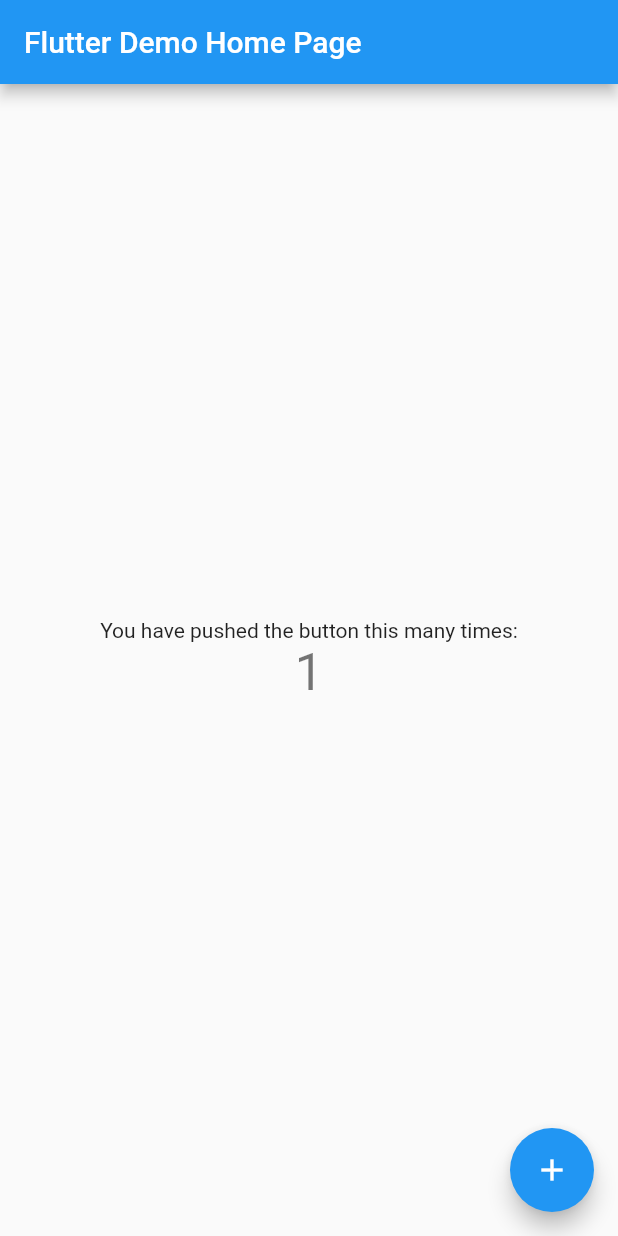
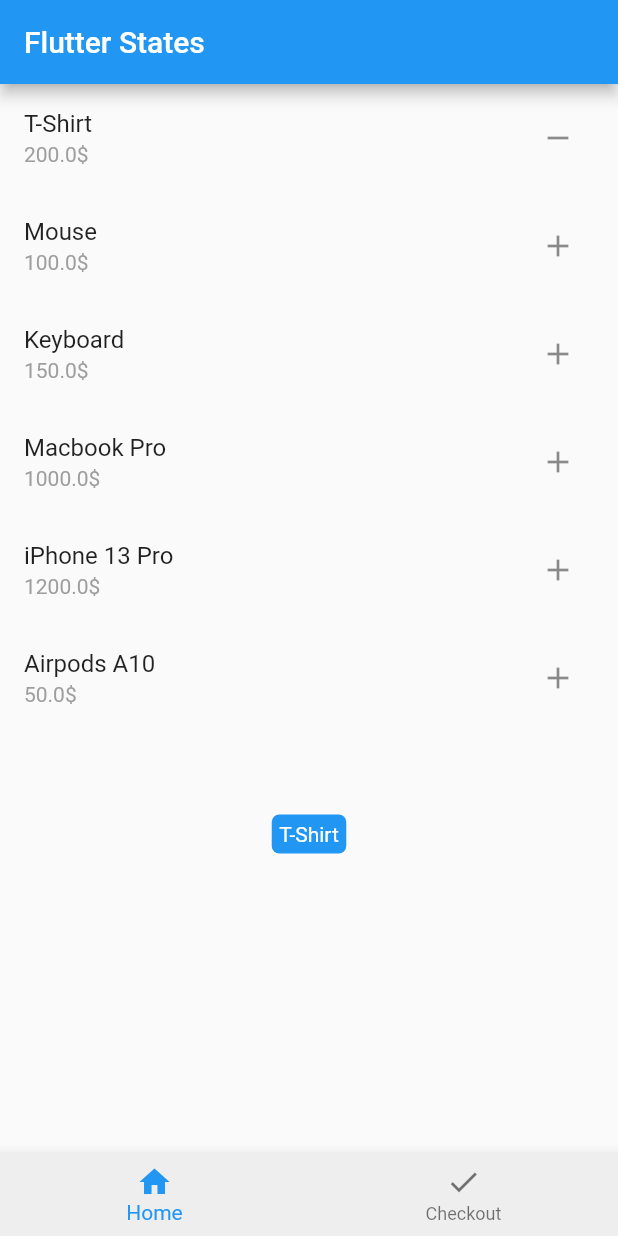
Before and after one commit to csof3cen/flutter-state-management-with-provider, a Flutter app: the screen it shows after launch, after a tap on the "add" icon, on a phone screen of 412 x 824 dp. Run offline on Flutter 3.47's test engine with Material 2 defaults, Android fonts, the light colour scheme and no system bars.

Commit message:
Homescreen basic features

```diff
--- a/lib/main.dart
+++ b/lib/main.dart
@@ -1,115 +1,115 @@
 import 'package:flutter/material.dart';
+import 'package:provider/provider.dart';
+import 'package:state_management_with_provider/models/product_model.dart';
 
 void main() {
-  runApp(const MyApp());
+  runApp(
+    ChangeNotifierProvider<ProductModel>(
+      create: (context) => ProductModel.empty(),
+      child: const App(),
+    ),
+  );
 }
 
-class MyApp extends StatelessWidget {
-  const MyApp({Key? key}) : super(key: key);
+class App extends StatelessWidget {
+  const App({Key? key}) : super(key: key);
 
-  // This widget is the root of your application.
   @override
   Widget build(BuildContext context) {
     return MaterialApp(
-      title: 'Flutter Demo',
-      theme: ThemeData(
-        // This is the theme of your application.
-        //
-        // Try running your application with "flutter run". You'll see the
-        // application has a blue toolbar. Then, without quitting the app, try
-        // changing the primarySwatch below to Colors.green and then invoke
-        // "hot reload" (press "r" in the console where you ran "flutter run",
-        // or simply save your changes to "hot reload" in a Flutter IDE).
-        // Notice that the counter didn't reset back to zero; the application
-        // is not restarted.
-        primarySwatch: Colors.blue,
+      debugShowCheckedModeBanner: false,
+      home: Scaffold(
+        appBar: AppBar(
+          title: const Text("Flutter States"),
+        ),
+        bottomNavigationBar: BottomNavigationBar(
+          backgroundColor: Colors.grey[200],
+          items: const [
+            BottomNavigationBarItem(icon: Icon(Icons.home), label: "Home"),
+            BottomNavigationBarItem(icon: Icon(Icons.check), label: "Checkout"),
+          ],
+        ),
+        body: Column(
+          children: [
+            ListView.builder(
+              shrinkWrap: true,
+              scrollDirection: Axis.vertical,
+              itemCount: ProductModel.availableProducts.length,
+              itemBuilder: ((context, index) {
+                var currentProduct = ProductModel.availableProducts[index];
+                return Consumer(
+                  builder: ((context, ProductModel product, child) {
+                    return ListTile(
+                      title: Text(currentProduct.name),
+                      subtitle: Text(
+                        "${currentProduct.price}\$",
+                        style: const TextStyle(color: Colors.grey),
+                      ),
+                      trailing: IconButton(
+                        onPressed: () {
+                          if (!ProductModel.selectedProducts
+                              .contains(currentProduct)) {
+                            product.selectItem(index);
+                          } else {
+                            product.removeItem(index);
+                          }
+                        },
+                        icon: Icon(
+                          ProductModel.selectedProducts.contains(currentProduct)
+                              ? Icons.remove
+                              : Icons.add,
+                        ),
+                      ),
+                    );
+                  }),
+                );
+              }),
+            ),
+            const SelectedItems(),
+          ],
+        ),
       ),
-      home: const MyHomePage(title: 'Flutter Demo Home Page'),
     );
   }
 }
 
-class MyHomePage extends StatefulWidget {
-  const MyHomePage({Key? key, required this.title}) : super(key: key);
-
-  // This widget is the home page of your application. It is stateful, meaning
-  // that it has a State object (defined below) that contains fields that affect
-  // how it looks.
-
-  // This class is the configuration for the state. It holds the values (in this
-  // case the title) provided by the parent (in this case the App widget) and
-  // used by the build method of the State. Fields in a Widget subclass are
-  // always marked "final".
-
-  final String title;
-
-  @override
-  State<MyHomePage> createState() => _MyHomePageState();
-}
-
-class _MyHomePageState extends State<MyHomePage> {
-  int _counter = 0;
-
-  void _incrementCounter() {
-    setState(() {
-      // This call to setState tells the Flutter framework that something has
-      // changed in this State, which causes it to rerun the build method below
-      // so that the display can reflect the updated values. If we changed
-      // _counter without calling setState(), then the build method would not be
-      // called again, and so nothing would appear to happen.
-      _counter++;
-    });
-  }
+class SelectedItems extends StatelessWidget {
+  const SelectedItems({
+    Key? key,
+  }) : super(key: key);
 
   @override
   Widget build(BuildContext context) {
-    // This method is rerun every time setState is called, for instance as done
-    // by the _incrementCounter method above.
-    //
-    // The Flutter framework has been optimized to make rerunning build methods
-    // fast, so that you can just rebuild anything that needs updating rather
-    // than having to individually change instances of widgets.
-    return Scaffold(
-      appBar: AppBar(
-        // Here we take the value from the MyHomePage object that was created by
-        // the App.build method, and use it to set our appbar title.
-        title: Text(widget.title),
+    return Container(
+      margin: const EdgeInsets.only(top: 50),
+      width: MediaQuery.of(context).size.width - 20,
+      child: Consumer<ProductModel>(
+        builder: (context, value, child) {
+          List<Widget> selectedItems = [];
+          for (var product in ProductModel.selectedProducts) {
+            selectedItems.add(
+              Container(
+                decoration: BoxDecoration(
+                  color: Colors.blue,
+                  borderRadius: BorderRadius.circular(5),
+                ),
+                padding: const EdgeInsets.all(5),
+                margin: const EdgeInsets.all(5),
+                child: Text(
+                  product.name,
+                  style: const TextStyle(color: Colors.white),
+                ),
+              ),
+            );
+          }
+          return Center(
+            child: Wrap(
+              alignment: WrapAlignment.center,
+              children: selectedItems,
+            ),
+          );
+        },
       ),
-      body: Center(
-        // Center is a layout widget. It takes a single child and positions it
-        // in the middle of the parent.
-        child: Column(
-          // Column is also a layout widget. It takes a list of children and
-          // arranges them vertically. By default, it sizes itself to fit its
-          // children horizontally, and tries to be as tall as its parent.
-          //
-          // Invoke "debug painting" (press "p" in the console, choose the
-          // "Toggle Debug Paint" action from the Flutter Inspector in Android
-          // Studio, or the "Toggle Debug Paint" command in Visual Studio Code)
-          // to see the wireframe for each widget.
-          //
-          // Column has various properties to control how it sizes itself and
-          // how it positions its children. Here we use mainAxisAlignment to
-          // center the children vertically; the main axis here is the vertical
-          // axis because Columns are vertical (the cross axis would be
-          // horizontal).
-          mainAxisAlignment: MainAxisAlignment.center,
-          children: <Widget>[
-            const Text(
-              'You have pushed the button this many times:',
-            ),
-            Text(
-              '$_counter',
-              style: Theme.of(context).textTheme.headline4,
-            ),
-          ],
-        ),
-      ),
-      floatingActionButton: FloatingActionButton(
-        onPressed: _incrementCounter,
-        tooltip: 'Increment',
-        child: const Icon(Icons.add),
-      ), // This trailing comma makes auto-formatting nicer for build methods.
     );
   }
 }
--- /dev/null
+++ b/lib/models/product_model.dart
@@ -0,0 +1,44 @@
+import 'package:flutter/material.dart';
+
+class ProductModel extends ChangeNotifier {
+  ProductModel({
+    required this.name,
+    required this.price,
+  });
+
+  ProductModel.empty({
+    this.name = "Unavailable",
+    this.price = 0,
+  });
+
+  final String name;
+  final double price;
+
+  static List<ProductModel> selectedProducts = [];
+
+  List<ProductModel> get getSelectedProducts => selectedProducts;
+
+  static List<ProductModel> availableProducts = [
+    ProductModel(name: "T-Shirt", price: 200),
+    ProductModel(name: "Mouse", price: 100),
+    ProductModel(name: "Keyboard", price: 150),
+    ProductModel(name: "Macbook Pro", price: 1000),
+    ProductModel(name: "iPhone 13 Pro", price: 1200),
+    ProductModel(name: "Airpods A10", price: 50),
+  ];
+
+  void selectItem(int id) {
+    selectedProducts.add(availableProducts[id]);
+    notifyListeners();
+  }
+
+  void removeItem(int id) {
+    selectedProducts.remove(availableProducts[id]);
+    notifyListeners();
+  }
+
+  void removeAllProducts() {
+    selectedProducts.clear();
+    notifyListeners();
+  }
+}
```
Also changed, not shown: 2 other files.
